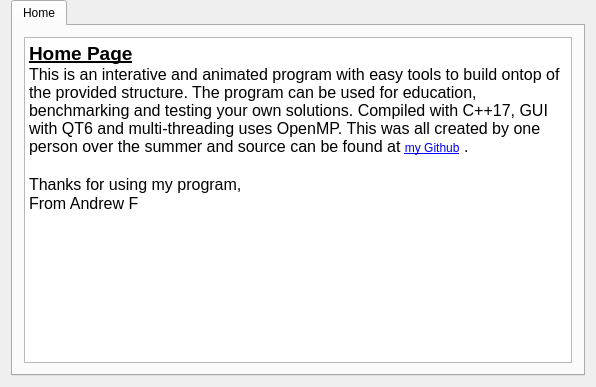
Above: AF_Program/AF_Program/MainWidget.ui from AndrewF001/Andrews_Program before the change. Below: the same form after it.
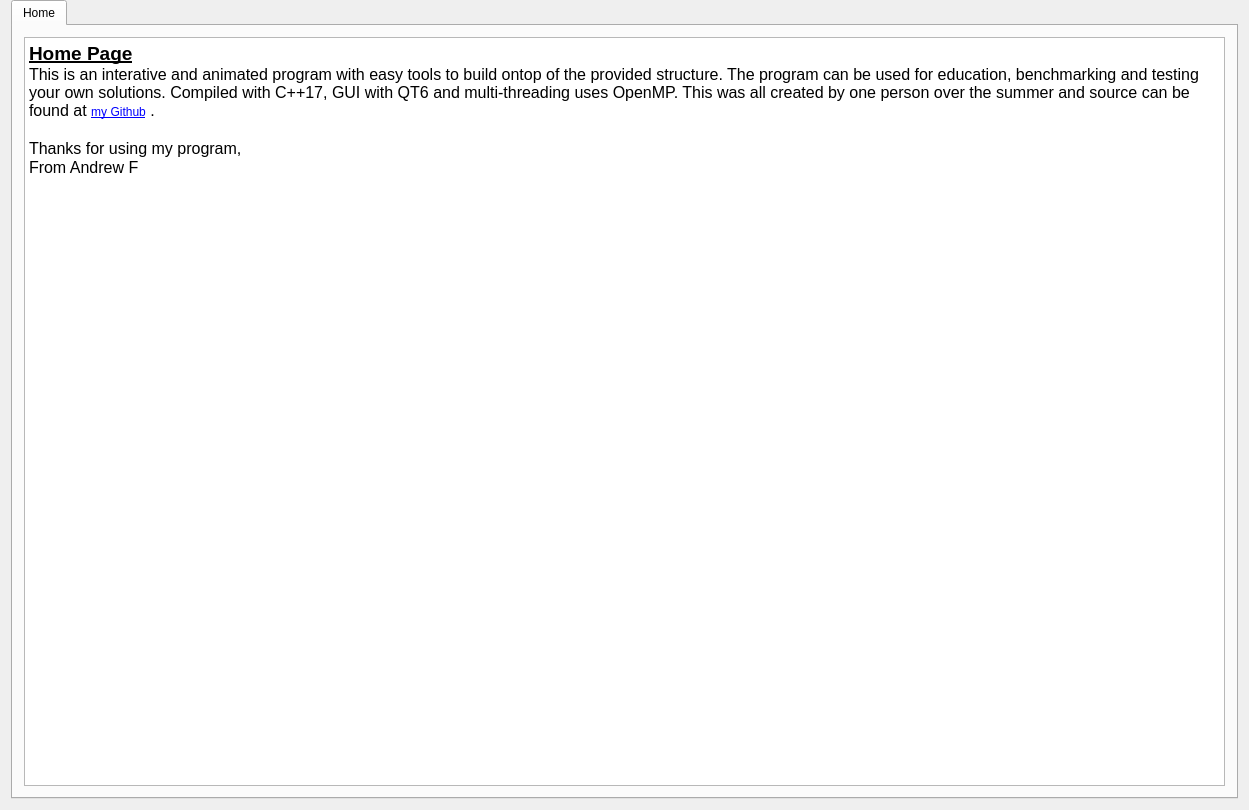
That is the form after the change. Icons and pictures are not drawn.

Patch:
```diff
--- a/AF_Program/AF_Program/MainWidget.ui
+++ b/AF_Program/AF_Program/MainWidget.ui
@@ -9,8 +9,8 @@
    <rect>
     <x>0</x>
     <y>0</y>
-    <width>596</width>
-    <height>387</height>
+    <width>1249</width>
+    <height>810</height>
    </rect>
   </property>
   <property name="windowTitle">
```
